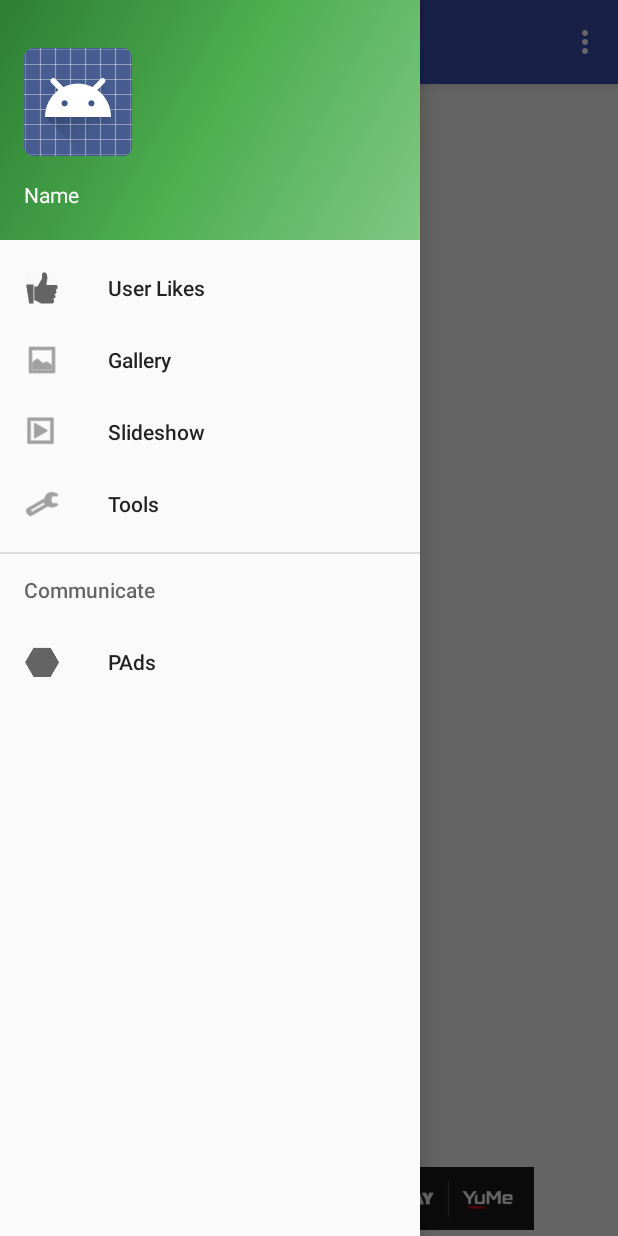
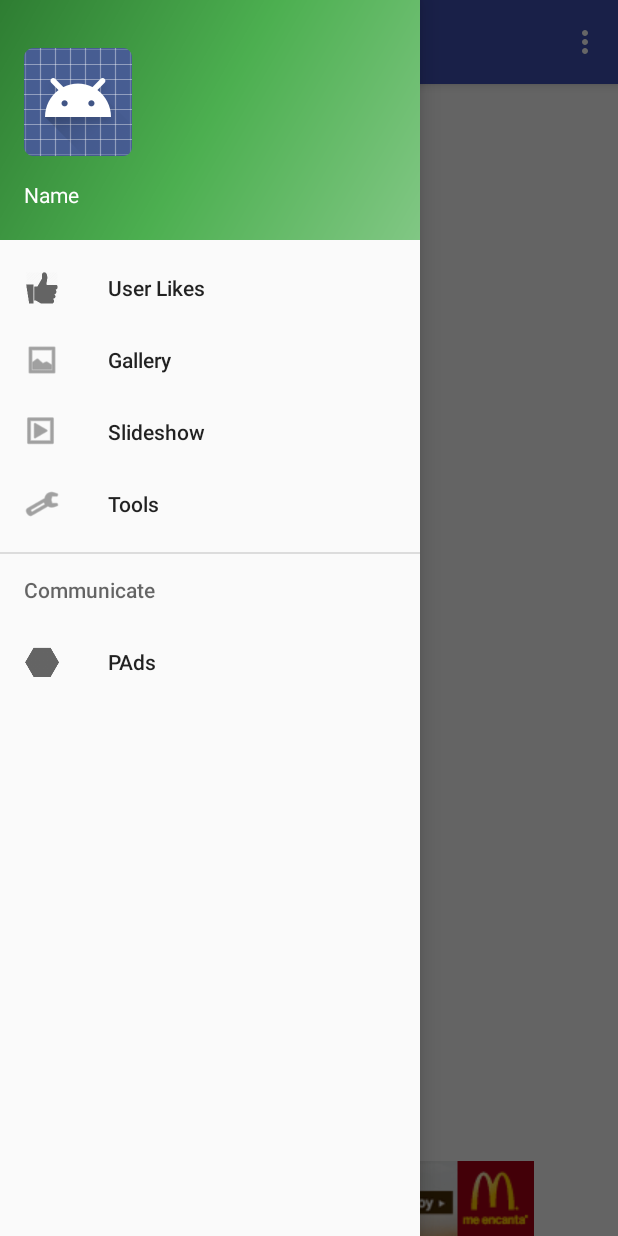
Before and after one commit to junvirgabi/PAds, an Android app: the screen it shows after launch (MainActivity), with the side drawer open, on a phone screen of 412 x 824 dp. Run offline under Robolectric (Android 15) with nearby library versions, the phone set to English and light mode, and no system bars; libraries missing offline, so code that uses them is left out: com.facebook; 3 statements that could not run were skipped.

Commit message:
*Implemented async task to display static ads..
*Next to implement is filter the ads based on the user likes of the facebook profile logged in

```diff
--- a/app/src/main/java/com/pads/Fragments/LoginWithFacebookFragment.java
+++ b/app/src/main/java/com/pads/Fragments/LoginWithFacebookFragment.java
@@ -84,7 +84,7 @@ public class LoginWithFacebookFragment extends Fragment {
 
                 if (mProfile != null) {
                     mTvTestData.setText(mProfile.getName());
-                    mTvName.setText(mProfile.getName());
+//                    mTvName.setText(mProfile.getName());
                     Log.d("NAME", "" + mProfile.getFirstName());
                 }
                 Log.d("FB User Token", loginResult.getAccessToken().getToken());
--- a/app/src/main/java/com/pads/MainActivity.java
+++ b/app/src/main/java/com/pads/MainActivity.java
@@ -30,7 +30,7 @@ public class MainActivity extends AppCompatActivity implements NavigationView.On
     static List<Advertisement> mAds = new ArrayList<>();
     static AdvertisementController controller = new AdvertisementController();
     static Handler handler = new Handler();
-    static int i, j;
+    static int j;
     static ImageView imgAd;
     LoginWithFacebookFragment mLoginWithFacebookFragmentFragment;
     ListViewUserLikesFragment mListViewUserLikesFragment;
@@ -55,18 +55,7 @@ public class MainActivity extends AppCompatActivity implements NavigationView.On
 
         imgAd = (ImageView) findViewById(R.id.imgViewAd);
 
-//        mAds.addAll(controller.getAds());
-
         new getAds().execute();
-//        for (i = 0; i < mAds.size(); i++) {
-//            j = i;
-//            handler.postDelayed(new Runnable() {
-//                @Override
-//                public void run() {
-//                    imgAd.setImageResource(mAds.get(j).getmImgId());
-//                }
-//            }, 3000);
-//        }
 
     }
 
@@ -172,17 +161,9 @@ public class MainActivity extends AppCompatActivity implements NavigationView.On
         protected void onPostExecute(List<Advertisement> advertisements) {
             super.onPostExecute(advertisements);
             mAds.addAll(advertisements);
-//            for (i = 0; i < mAds.size(); i++) {
-//                j = i;
-//                handler.postDelayed(new Runnable() {
-//                    @Override
-//                    public void run() {
-//                        imgAd.setImageResource(mAds.get(j).getmImgId());
-//                    }
-//                }, 3000);
-//            }
-            j = 0;
-            while (j < mAds.size()) {
+
+            for (int i = 0; i <= mAds.size(); i++) {
+                j = i;
                 Log.d("AGI", "" + j);
                 handler.postDelayed(new Runnable() {
                     @Override
@@ -192,27 +173,11 @@ public class MainActivity extends AppCompatActivity implements NavigationView.On
                             j = 0;
                         }
                         imgAd.setImageResource(mAds.get(j).getmImgId());
+                        j++;
                     }
 
-                }, 3000);
-                j++;
+                }, 5000 * j);
             }
-//            j = 0;
-//            new Thread() {
-//                public void run () {
-//                    while (true) {
-//                        try {
-//                            if (j < mAds.size()) {
-//                                imgAd.setImageResource(mAds.get(j).getmImgId());
-//                            }
-//                            j++;
-//                            Thread.sleep(3000);
-//                        } catch (InterruptedException e) {
-//
-//                        }
-//                    }
-//                }
-//            }.start();
         }
     }
 
```
